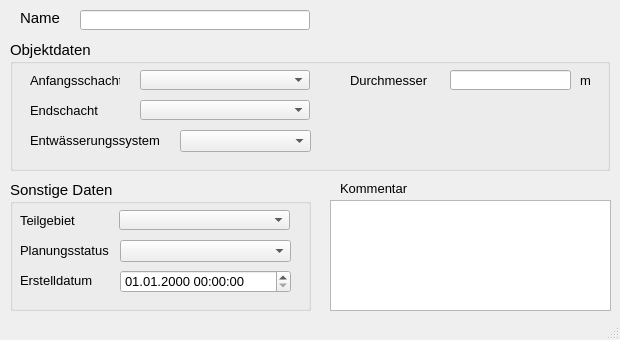
Qt form qkan/forms/qkan_pumpen.ui (hoettges/QKan) before a commit.
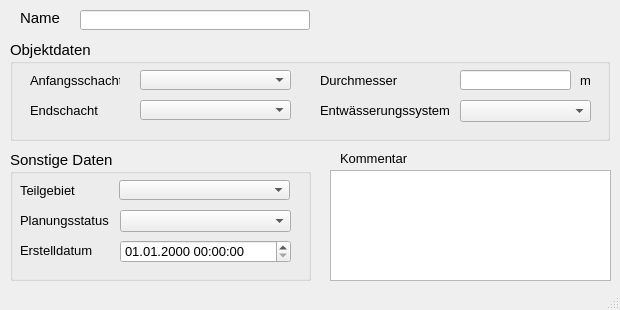
The same form after that commit. Custom widgets are drawn as their Qt base class.

```diff
--- a/qkan/forms/qkan_pumpen.ui
+++ b/qkan/forms/qkan_pumpen.ui
@@ -7,13 +7,13 @@
     <x>0</x>
     <y>0</y>
     <width>620</width>
-    <height>340</height>
+    <height>310</height>
    </rect>
   </property>
   <property name="minimumSize">
    <size>
     <width>620</width>
-    <height>340</height>
+    <height>310</height>
    </size>
   </property>
   <property name="font">
@@ -30,7 +30,7 @@
     <property name="geometry">
      <rect>
       <x>10</x>
-      <y>180</y>
+      <y>150</y>
       <width>301</width>
       <height>131</height>
      </rect>
@@ -178,7 +178,7 @@
     <property name="geometry">
      <rect>
       <x>330</x>
-      <y>200</y>
+      <y>170</y>
       <width>281</width>
       <height>111</height>
      </rect>
@@ -221,7 +221,7 @@
       <x>10</x>
       <y>40</y>
       <width>600</width>
-      <height>131</height>
+      <height>101</height>
      </rect>
     </property>
     <property name="font">
@@ -236,8 +236,8 @@
     <widget class="QComboBox" name="entwart">
      <property name="geometry">
       <rect>
-       <x>170</x>
-       <y>90</y>
+       <x>450</x>
+       <y>60</y>
        <width>131</width>
        <height>22</height>
       </rect>
@@ -298,7 +298,7 @@
       <rect>
        <x>130</x>
        <y>60</y>
-       <width>170</width>
+       <width>151</width>
        <height>20</height>
       </rect>
      </property>
@@ -318,7 +318,7 @@
     <widget class="QLabel" name="label_7">
      <property name="geometry">
       <rect>
-       <x>340</x>
+       <x>310</x>
        <y>30</y>
        <width>121</width>
        <height>20</height>
@@ -339,7 +339,7 @@
       <rect>
        <x>130</x>
        <y>30</y>
-       <width>170</width>
+       <width>151</width>
        <height>20</height>
       </rect>
      </property>
@@ -378,9 +378,9 @@
     <widget class="QLineEdit" name="hoehe">
      <property name="geometry">
       <rect>
-       <x>440</x>
+       <x>450</x>
        <y>30</y>
-       <width>121</width>
+       <width>111</width>
        <height>20</height>
       </rect>
      </property>
@@ -400,8 +400,8 @@
     <widget class="QLabel" name="label_51">
      <property name="geometry">
       <rect>
-       <x>20</x>
-       <y>90</y>
+       <x>310</x>
+       <y>60</y>
        <width>140</width>
        <height>20</height>
       </rect>
@@ -437,7 +437,7 @@
     <property name="geometry">
      <rect>
       <x>340</x>
-      <y>180</y>
+      <y>150</y>
       <width>81</width>
       <height>16</height>
      </rect>
```
